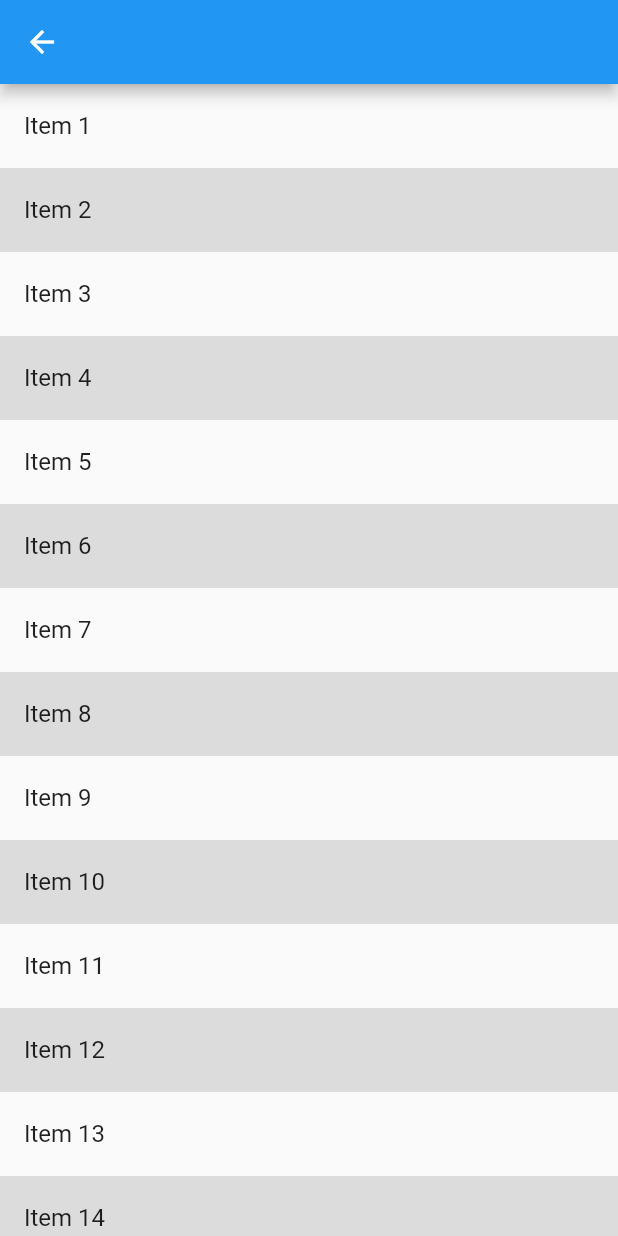
After one commit to gothedistance/flutter-30days-training, a Flutter app: the Day21ScrollControl screen opened directly, on a phone screen of 412 x 824 dp. The commit adds this screen. Run offline on Flutter 3.47's test engine with Material 2 defaults, Android fonts, the phone set to English and light mode, and no system bars; our stand-ins replace flutter_hooks, hooks_riverpod.

Commit message:
無限スクロールその２を実装

```diff
--- /dev/null
+++ b/lib/training/day21_scroll.dart
@@ -0,0 +1,87 @@
+import 'dart:async';
+
+import 'package:flutter/material.dart';
+import 'package:flutter_hooks/flutter_hooks.dart';
+import 'package:hooks_riverpod/hooks_riverpod.dart';
+
+class ItemList {
+  final List<String> items;
+  final int currentPage;
+  final int totalCount;
+  final int perPage;
+  ItemList({required this.items, this.currentPage = 0, required this.totalCount, this.perPage = 30});
+
+  ItemList copyWith({List<String>? items, int? currentPage}) {
+    return ItemList(items: items ?? this.items, currentPage: currentPage ?? this.currentPage, totalCount: totalCount);
+  }
+}
+
+class ItemListNotifier extends AsyncNotifier<ItemList> {
+  @override
+  FutureOr<ItemList> build() async {
+    // dummyData
+    final items = List.generate(30, (index) => "Item ${index + 1}");
+    return ItemList(items: items, totalCount: 100);
+  }
+
+  Future<void> loadMore() async {
+    final startIndex = (state.requireValue.currentPage + 1) * state.requireValue.perPage;
+    await Future.delayed(const Duration(seconds: 1), () {
+      final appends = List.generate(30, (index) => "Item ${startIndex + index + 1}");
+      state = AsyncData(state.requireValue
+          .copyWith(items: state.requireValue.items + appends, currentPage: state.requireValue.currentPage + 1));
+    });
+  }
+}
+
+final itemListProvider = AsyncNotifierProvider<ItemListNotifier, ItemList>(ItemListNotifier.new);
+
+class Day21ScrollControl extends HookConsumerWidget {
+  const Day21ScrollControl({super.key});
+
+  @override
+  Widget build(BuildContext context, WidgetRef ref) {
+    final items = ref.watch(itemListProvider);
+    final notifier = ref.watch(itemListProvider.notifier);
+    final controller = useScrollController();
+    final loading = useRef(false);
+
+    void onScroll() async {
+      final scrollValue = controller.offset / controller.position.maxScrollExtent;
+      if (scrollValue > 0.8 && loading.value == false) {
+        loading.value = true;
+        await notifier.loadMore();
+        loading.value = false;
+      }
+    }
+
+    useEffect(() {
+      controller.addListener(onScroll);
+      return () => controller.removeListener(onScroll);
+    }, [controller]);
+
+    return Scaffold(
+      appBar: AppBar(),
+      body: SafeArea(
+          child: items.when(
+              data: (data) {
+                return Scrollbar(
+                  child: ListView.builder(
+                    controller: controller,
+                    itemCount: data.items.length,
+                    itemBuilder: (context, index) {
+                      return ListTile(
+                        title: Text(data.items[index]),
+                        tileColor: index.isEven ? Colors.transparent : Colors.black12,
+                      );
+                    },
+                  ),
+                );
+              },
+              error: ((error, stackTrace) => Text("$error")),
+              loading: () => const Center(
+                    child: CircularProgressIndicator(),
+                  ))),
+    );
+  }
+}
--- a/pubspec.yaml
+++ b/pubspec.yaml
@@ -37,6 +37,7 @@ dependencies:
   cupertino_icons: ^1.0.2
   http: ^0.13.3
   hooks_riverpod: ^2.4.3
+  flutter_hooks: ^0.20.3
 
 dev_dependencies:
   flutter_test:
```
Also changed, not shown: lib/main.dart (+6 -1 lines), pubspec.lock.
